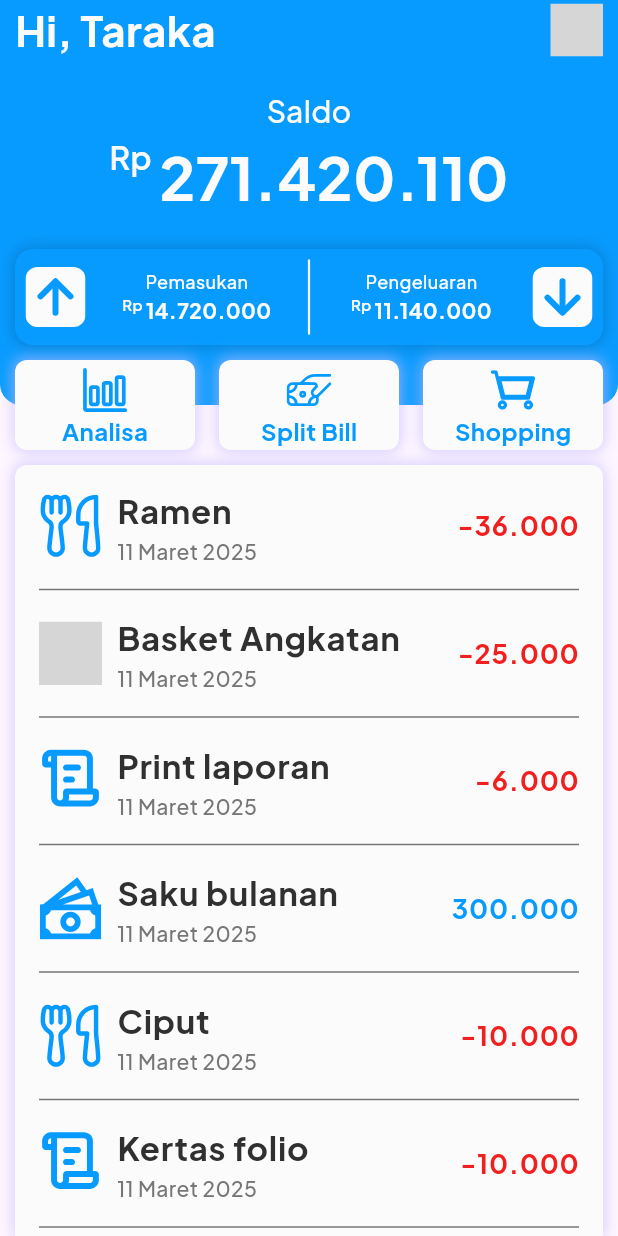
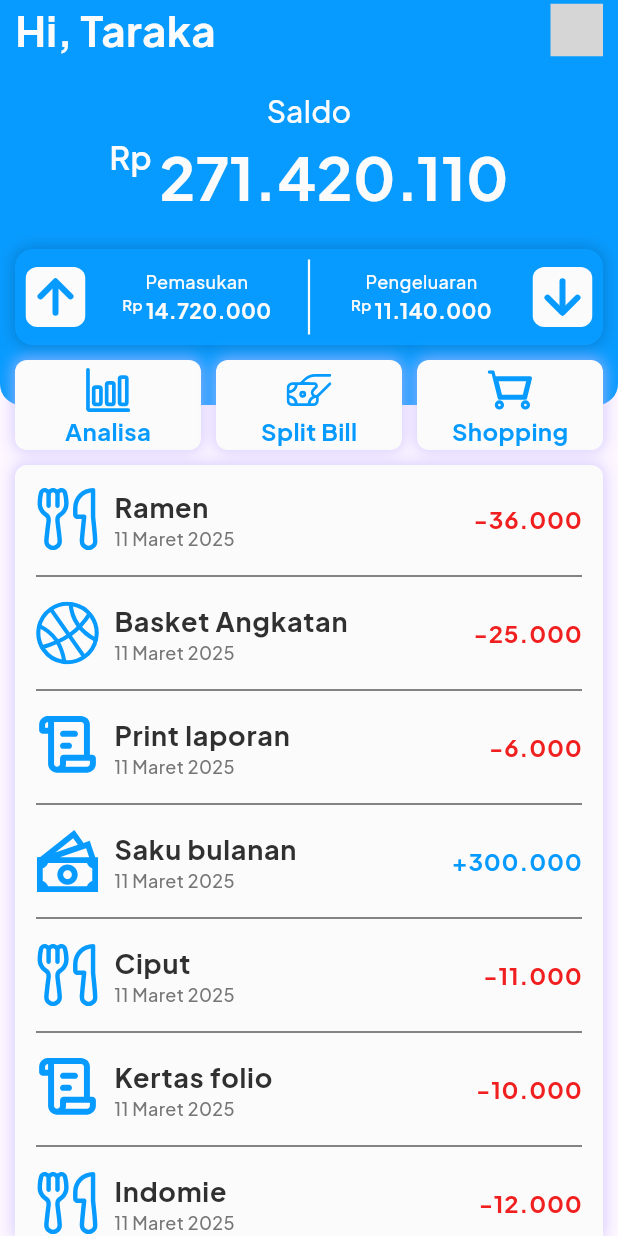
Before and after one commit to richofal/economate_mobile, a Flutter app: the BackgroundHome screen opened directly, on a phone screen of 412 x 824 dp. Run offline on Flutter 3.47's test engine with Material 3 defaults, Android fonts, the phone set to English and light mode, and no system bars; our stand-ins replace flutter_svg, gap, google_fonts; grey boxes are pictures that could not be loaded.

Commit message:
Menambahkan file untuk halaman history

```diff
--- a/lib/main.dart
+++ b/lib/main.dart
@@ -1,5 +1,6 @@
 // import 'package:economate_mobile/pages/sign_in.dart';
 // import 'package:economate_mobile/pages/sign_up.dart';
+import 'package:economate_mobile/pages/history.dart';
 import 'package:economate_mobile/pages/home.dart';
 // import 'package:economate_mobile/screens/splash_screen.dart';
 import 'package:flutter/material.dart';
@@ -20,7 +21,7 @@ class MyApp extends StatelessWidget {
         colorScheme: ColorScheme.fromSeed(seedColor: Colors.deepPurple),
       ),
       debugShowCheckedModeBanner: false,
-      home: const Home(),
+      home: const History(),
     );
   }
 }
--- /dev/null
+++ b/lib/pages/history.dart
@@ -0,0 +1,62 @@
+import 'package:economate_mobile/widgets/background_home.dart';
+import 'package:economate_mobile/constants/color_constant.dart';
+import 'package:economate_mobile/widgets/fitur_home.dart';
+import 'package:economate_mobile/widgets/listhistory.dart';
+import 'package:economate_mobile/widgets/saldobesar_home.dart';
+import 'package:economate_mobile/widgets/saldokecil_home.dart';
+import 'package:flutter/material.dart';
+import 'package:flutter_svg/svg.dart';
+import 'package:google_fonts/google_fonts.dart';
+import 'package:gap/gap.dart';
+
+class History extends StatelessWidget{
+  const History({super.key});
+
+  @override
+  Widget build(BuildContext context) {
+    return SafeArea(
+      child: Container(
+        decoration: BoxDecoration(
+          color: ColorConstant.putihbiru,
+        ),
+        child: Column(
+          children: [
+            Expanded(
+              child: Container(
+                decoration: BoxDecoration(
+                  color: ColorConstant.putih,
+                  borderRadius: BorderRadius.only(
+                    topLeft: Radius.circular(8.0),
+                    topRight: Radius.circular(8.0)
+                  ),
+                  boxShadow: [
+                    BoxShadow(
+                      color: ColorConstant.birushadow,
+                      spreadRadius: 1,
+                      blurRadius: 8,
+                    ),
+                  ],
+                ),
+                child: ListView(
+                  padding: EdgeInsets.only(top: 6),
+                  children: [
+                    Listhistory(isIcon: 'makan', isTitle: 'Ramen', isDate: '11 Maret 2025', isNominal: -36000),
+                    Listhistory(isIcon: 'ball', isTitle: 'Basket Angkatan', isDate: '11 Maret 2025', isNominal: -25000),
+                    Listhistory(isIcon: 'paper', isTitle: 'Print laporan', isDate: '11 Maret 2025', isNominal: -6000),
+                    Listhistory(isIcon: 'cash', isTitle: 'Saku bulanan', isDate: '11 Maret 2025', isNominal: 300000),
+                    Listhistory(isIcon: 'makan', isTitle: 'Ciput', isDate: '11 Maret 2025', isNominal: -11000),
+                    Listhistory(isIcon: 'paper', isTitle: 'Kertas folio', isDate: '11 Maret 2025', isNominal: -10000),
+                    Listhistory(isIcon: 'makan', isTitle: 'Indomie', isDate: '11 Maret 2025', isNominal: -12000),
+                    Listhistory(isIcon: 'makan', isTitle: 'Somay', isDate: '11 Maret 2025', isNominal: -16000),
+                    Listhistory(isIcon: 'makan', isTitle: 'Chicken Katsu', isDate: '11 Maret 2025', isNominal: -13000),
+                  ],
+                )
+              ),
+            )
+          ],
+        ),
+      )
+    );
+  }
+
+}
--- a/lib/pages/home.dart
+++ b/lib/pages/home.dart
@@ -125,18 +125,20 @@ class Home extends StatelessWidget{
                   padding: EdgeInsets.only(top: 6),
                   children: [
                     Listhistory(isIcon: 'makan', isTitle: 'Ramen', isDate: '11 Maret 2025', isNominal: -36000),
-                    Listhistory(isIcon: 'bola', isTitle: 'Basket Angkatan', isDate: '11 Maret 2025', isNominal: -25000),
+                    Listhistory(isIcon: 'ball', isTitle: 'Basket Angkatan', isDate: '11 Maret 2025', isNominal: -25000),
                     Listhistory(isIcon: 'paper', isTitle: 'Print laporan', isDate: '11 Maret 2025', isNominal: -6000),
                     Listhistory(isIcon: 'cash', isTitle: 'Saku bulanan', isDate: '11 Maret 2025', isNominal: 300000),
-                    Listhistory(isIcon: 'makan', isTitle: 'Ciput', isDate: '11 Maret 2025', isNominal: -10000),
+                    Listhistory(isIcon: 'makan', isTitle: 'Ciput', isDate: '11 Maret 2025', isNominal: -11000),
                     Listhistory(isIcon: 'paper', isTitle: 'Kertas folio', isDate: '11 Maret 2025', isNominal: -10000),
+                    Listhistory(isIcon: 'makan', isTitle: 'Indomie', isDate: '11 Maret 2025', isNominal: -12000),
+                    Listhistory(isIcon: 'makan', isTitle: 'Somay', isDate: '11 Maret 2025', isNominal: -16000),
+                    Listhistory(isIcon: 'makan', isTitle: 'Chicken Katsu', isDate: '11 Maret 2025', isNominal: -13000),
                   ],
                 )
               ),
             )
           ],
         ),
-
       ),
     );
   }
--- a/lib/widgets/fitur_home.dart
+++ b/lib/widgets/fitur_home.dart
@@ -19,7 +19,7 @@ class FiturHome extends StatelessWidget{
 
     return Container(
       height: 60,
-      width: 120,
+      width: 124,
       decoration: BoxDecoration(
         color: ColorConstant.putih,
         borderRadius: BorderRadius.circular(8.0),
--- a/lib/widgets/listhistory.dart
+++ b/lib/widgets/listhistory.dart
@@ -19,15 +19,17 @@ class Listhistory extends StatelessWidget{
 
   String formatMoney(double amount) {
     final numberFormat = NumberFormat('#,###', 'id_ID');
-    return numberFormat.format(amount);
+    String result = numberFormat.format(amount);
+    return amount > 0 ? '+$result' : result;
   }
 
   @override
   Widget build(BuildContext context) {
-    return Padding(padding: EdgeInsets.symmetric(horizontal: 16),
+    return Padding(padding: EdgeInsets.symmetric(horizontal: 14),
       child: Column(
         children: [
           ListTile(
+
             contentPadding: EdgeInsets.symmetric(horizontal: 0),
             horizontalTitleGap: 10,
             dense: true,
@@ -38,21 +40,21 @@ class Listhistory extends StatelessWidget{
             ),
             title: Text(isTitle,
               style: GoogleFonts.plusJakartaSans(
-                fontSize: 22,
+                fontSize: 18,
                 fontWeight: FontWeight.w700,
                 color: ColorConstant.hitam
               ),
             ),
             subtitle: Text(isDate,
               style: GoogleFonts.plusJakartaSans(
-                fontSize: 14,
+                fontSize: 12,
                 fontWeight: FontWeight.w500,
                 color: ColorConstant.abu
               ),
             ),
             trailing: Text(formatMoney(isNominal),
               style: GoogleFonts.plusJakartaSans(
-                fontSize: 18,
+                fontSize: 16,
                 fontWeight: FontWeight.w700,
                 color: isNominal < 0 ? ColorConstant.merah : ColorConstant.birumuda
               ),
@@ -60,7 +62,7 @@ class Listhistory extends StatelessWidget{
           ),
 
           Divider(
-            thickness: 1,
+            thickness: 1.2,
             color: ColorConstant.abu,
           ),
         ],
```
